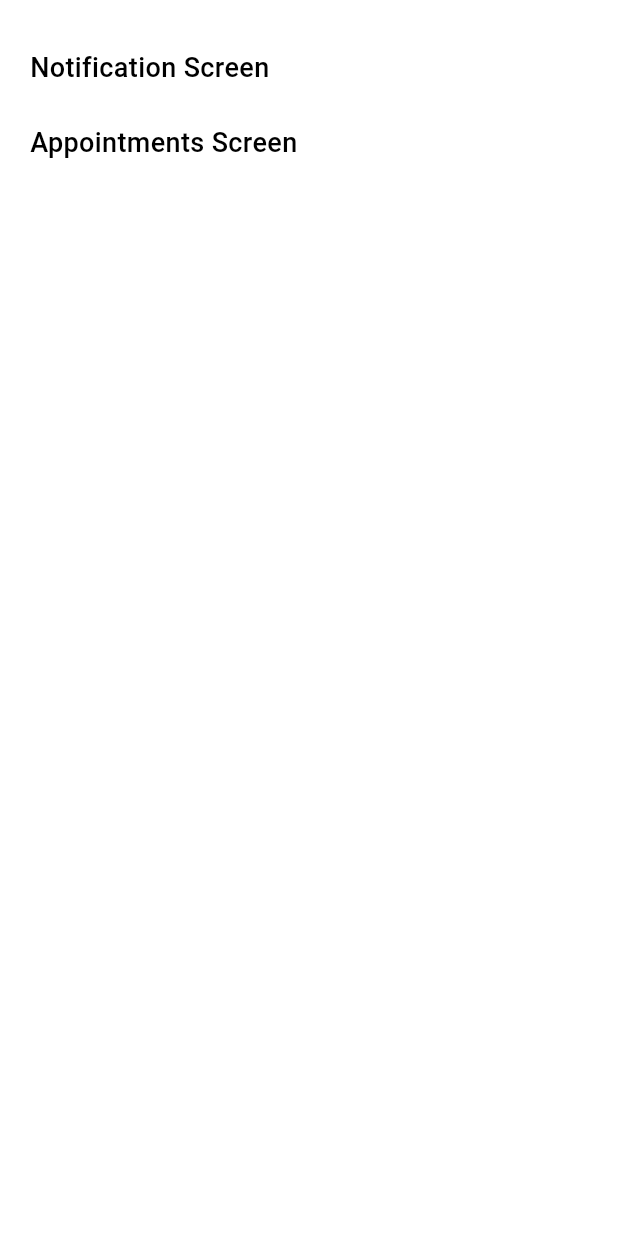
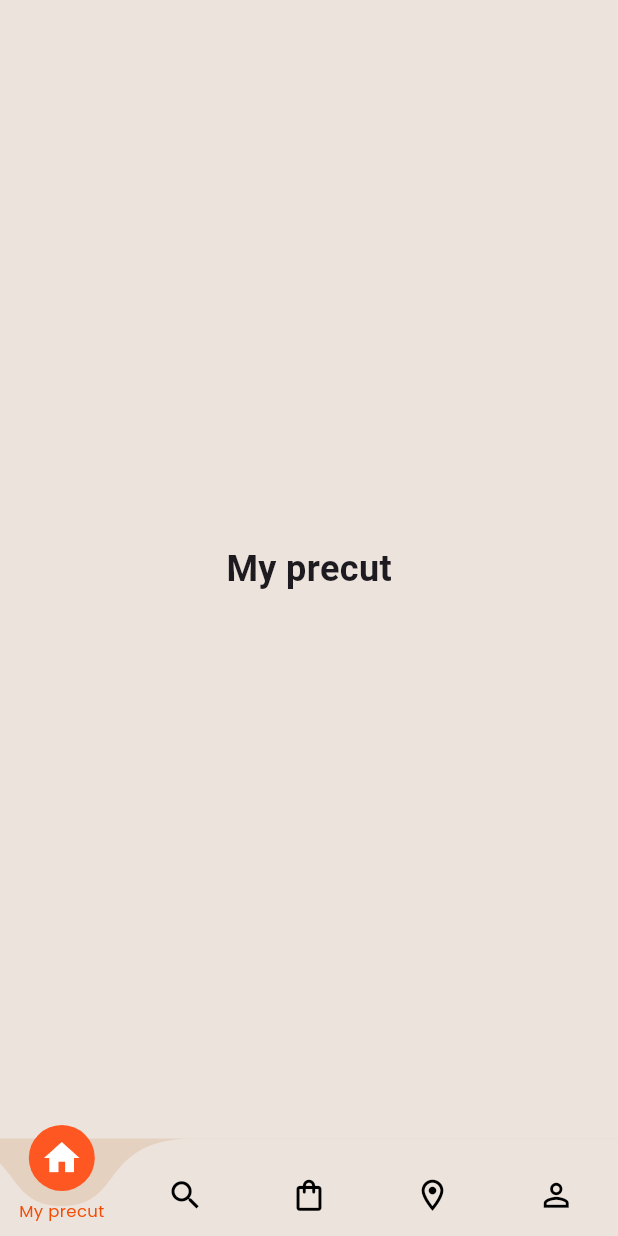
Before and after one commit to LegitFR/ProBeauty-App, a Flutter app: the HomeScreen screen opened by its route, on a phone screen of 412 x 824 dp. Run offline on Flutter 3.47's test engine with Material 3 defaults, Android fonts, the phone set to English and light mode, and no system bars; drawn by our look-alikes of curved_navigation_bar.

Commit message:
added bottom navigation bar

```diff
--- a/lib/pages/home_screen.dart
+++ b/lib/pages/home_screen.dart
@@ -1,65 +1,106 @@
-import "package:flutter/material.dart";
-import "package:probeauty_app/pages/appointments_screen.dart";
-import "package:probeauty_app/pages/notification_screen.dart";
+import 'package:flutter/material.dart';
+import 'package:curved_navigation_bar/curved_navigation_bar.dart';
+import 'package:probeauty_app/pages/appointments_screen.dart';
+import 'package:probeauty_app/resources/AppColors.dart';
 
-class HomeScreen extends StatelessWidget {
+class HomeScreen extends StatefulWidget {
   const HomeScreen({super.key});
+
+  @override
+  State<HomeScreen> createState() => _HomeScreenState();
+}
+
+class _HomeScreenState extends State<HomeScreen> {
+  int _selectedIndex = 0;
+
+  final List<Widget> _screens = const [
+    Center(
+        child: Text('My precut',
+            style: TextStyle(fontSize: 24, fontWeight: FontWeight.bold))),
+    Center(
+        child: Text('Explore',
+            style: TextStyle(fontSize: 24, fontWeight: FontWeight.bold))),
+    Center(
+        child: Text('Shop',
+            style: TextStyle(fontSize: 24, fontWeight: FontWeight.bold))),
+    AppointmentsScreen(),
+    Center(
+        child: Text('Profile',
+            style: TextStyle(fontSize: 24, fontWeight: FontWeight.bold))),
+  ];
+
+  final List<IconData> _navIcons = const [
+    Icons.home,
+    Icons.search,
+    Icons.shopping_bag_outlined,
+    Icons.location_on_outlined,
+    Icons.person_outline,
+  ];
+
+  final List<String> _labels = const [
+    'My precut',
+    'Explore',
+    'Shop',
+    'Appointments',
+    'Profile',
+  ];
 
   @override
   Widget build(BuildContext context) {
     return Scaffold(
-      backgroundColor: Colors.white,
-      body: SafeArea(
-        child: Padding(
-          padding: const EdgeInsets.all(20),
-          child: Column(
-            crossAxisAlignment: CrossAxisAlignment.start,
-            children: [
-              GestureDetector(
-                onTap: () {
-                  Navigator.push(
-                    context,
-                    MaterialPageRoute(
-                      builder: (context) => const NotificationScreen(),
-                    ),
-                  );
-                },
-                child: const Padding(
-                  padding: EdgeInsets.symmetric(vertical: 12),
-                  child: Text(
-                    "Notification Screen",
-                    style: TextStyle(
-                      fontSize: 18,
-                      color: Colors.black,
-                      fontWeight: FontWeight.w500,
-                    ),
+      backgroundColor: AppColors.softIvory,
+      body: _screens[_selectedIndex],
+      bottomNavigationBar: Stack(
+        clipBehavior: Clip.none,
+        children: [
+          CurvedNavigationBar(
+            backgroundColor: AppColors.softIvory2,
+            color: AppColors.softIvory,
+            buttonBackgroundColor: const Color(0xFFFF5722), // Deep orange color
+            height: 65, // Reduced height for smaller button
+            index: _selectedIndex,
+            items: List.generate(_navIcons.length, (index) {
+              bool isSelected = index == _selectedIndex;
+              return Icon(
+                _navIcons[index],
+                size: isSelected ? 28 : 25, // Slightly smaller icons
+                color: isSelected ? Colors.white : Colors.black,
+              );
+            }),
+            animationDuration: const Duration(milliseconds: 300),
+            animationCurve: Curves.easeInOut,
+            onTap: (index) {
+              setState(() {
+                _selectedIndex = index;
+              });
+            },
+          ),
+          // Label below the selected item
+          Positioned(
+            bottom: 9,
+            left: 0,
+            right: 0,
+            child: Row(
+              mainAxisAlignment: MainAxisAlignment.spaceAround,
+              children: List.generate(_navIcons.length, (index) {
+                bool isSelected = index == _selectedIndex;
+                return Expanded(
+                  child: Center(
+                    child: isSelected
+                        ? Text(
+                            _labels[index],
+                            style: const TextStyle(
+                                fontSize: 11,
+                                color: AppColors.rusticSunset,
+                                fontFamily: "PoppinsRegular"),
+                          )
+                        : const SizedBox.shrink(),
                   ),
-                ),
-              ),
-              GestureDetector(
-                onTap: () {
-                  Navigator.push(
-                    context,
-                    MaterialPageRoute(
-                      builder: (context) => const AppointmentsScreen(),
-                    ),
-                  );
-                },
-                child: const Padding(
-                  padding: EdgeInsets.symmetric(vertical: 12),
-                  child: Text(
-                    "Appointments Screen",
-                    style: TextStyle(
-                      fontSize: 18,
-                      color: Colors.black,
-                      fontWeight: FontWeight.w500,
-                    ),
-                  ),
-                ),
-              ),
-            ],
+                );
+              }),
+            ),
           ),
-        ),
+        ],
       ),
     );
   }
--- a/lib/resources/AppColors.dart
+++ b/lib/resources/AppColors.dart
@@ -5,4 +5,5 @@ class AppColors {
   static const Color greyTone = Color(0xFFB9B9B9);
   static const Color lighterGreyTone = Color(0xFFD5CAC2);
   static const Color softIvory = Color(0xFFECE3DC);
+  static const Color softIvory2 = Color(0xFFE5D1C0);
 }
--- a/pubspec.yaml
+++ b/pubspec.yaml
@@ -34,6 +34,10 @@ dependencies:
   # The following adds the Cupertino Icons font to your application.
   # Use with the CupertinoIcons class for iOS style icons.
   cupertino_icons: ^1.0.8
+  google: ^0.0.1
+  dev_icons: ^1.0.0
+  google_nav_bar: ^5.0.7
+  curved_navigation_bar: ^1.0.6
 
 dev_dependencies:
   flutter_test:
```
Also changed, not shown: pubspec.lock.
